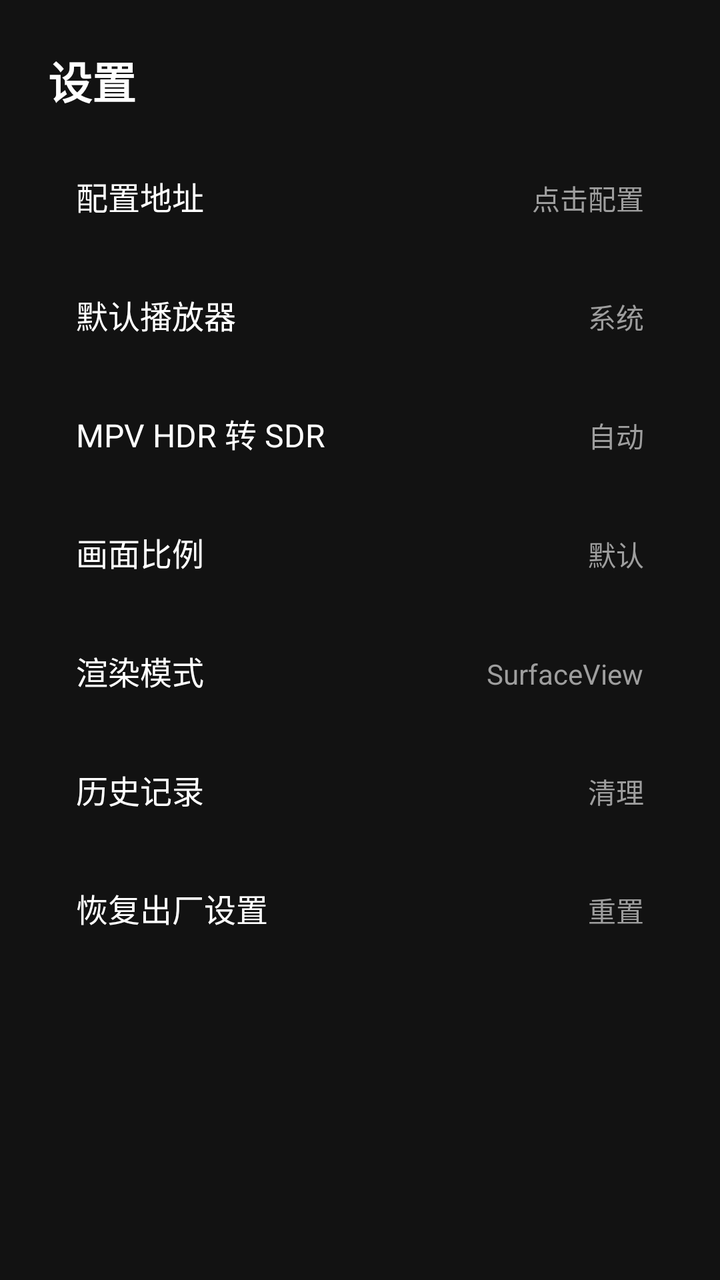
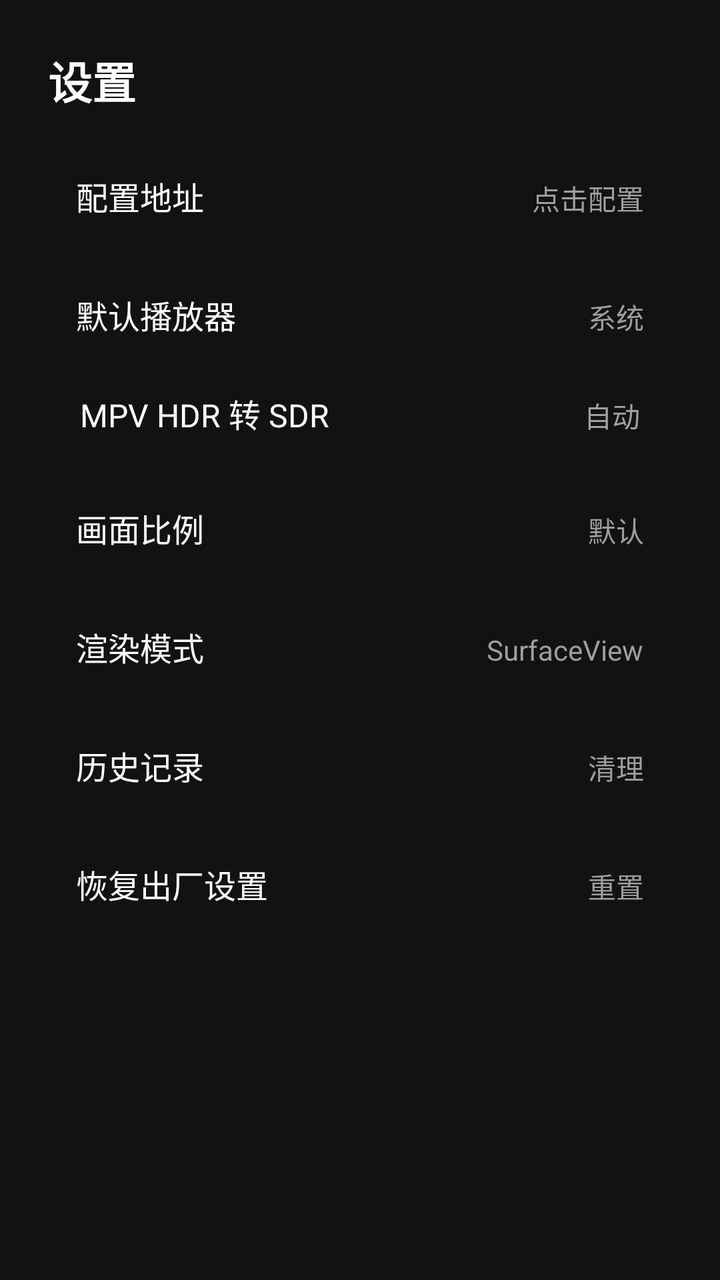

An Android layout rendered at two revisions. The XML below is the earlier revision; the diff shows what the commit changed to produce the second picture.
<!-- AndroidManifest.xml: application theme AppTheme.NoActionBar -->
<!-- res/layout/activity_setting.xml -->
<?xml version="1.0" encoding="utf-8"?>
<LinearLayout xmlns:android="http://schemas.android.com/apk/res/android"
    android:layout_width="match_parent"
    android:layout_height="match_parent"
    android:background="#121212"
    android:orientation="vertical"
    android:padding="24dp">

    
    <TextView
        android:id="@+id/tvTitle"
        android:layout_width="wrap_content"
        android:layout_height="wrap_content"
        android:layout_marginBottom="16dp"
        android:text="设置"
        android:textColor="#FFFFFF"
        android:textSize="22sp"
        android:textStyle="bold" />

    <ScrollView
        android:layout_width="match_parent"
        android:layout_height="match_parent"
        android:focusable="false">

        <LinearLayout
            android:layout_width="match_parent"
            android:layout_height="wrap_content"
            android:orientation="vertical">

            
            <LinearLayout
                android:id="@+id/llApi"
                android:layout_width="match_parent"
                android:layout_height="wrap_content"
                android:background="?attr/selectableItemBackground"
                android:clickable="true"
                android:focusable="true"
                android:orientation="horizontal"
                android:padding="14dp">

                <TextView
                    android:layout_width="0dp"
                    android:layout_height="wrap_content"
                    android:layout_weight="1"
                    android:text="配置地址"
                    android:textColor="#FFFFFF"
                    android:textSize="16sp" />

                <TextView
                    android:id="@+id/tvApi"
                    android:layout_width="wrap_content"
                    android:layout_height="wrap_content"
                    android:text="点击配置"
                    android:textColor="#9E9E9E"
                    android:textSize="14sp" />
            </LinearLayout>

            
            <LinearLayout
                android:id="@+id/llPlayer"
                android:layout_width="match_parent"
                android:layout_height="wrap_content"
                android:layout_marginTop="8dp"
                android:background="?attr/selectableItemBackground"
                android:clickable="true"
                android:focusable="true"
                android:orientation="horizontal"
                android:padding="14dp">

                <TextView
                    android:layout_width="0dp"
                    android:layout_height="wrap_content"
                    android:layout_weight="1"
                    android:text="默认播放器"
                    android:textColor="#FFFFFF"
                    android:textSize="16sp" />

                <TextView
                    android:id="@+id/tvPlayer"
                    android:layout_width="wrap_content"
                    android:layout_height="wrap_content"
                    android:text="系统"
                    android:textColor="#9E9E9E"
                    android:textSize="14sp" />
            </LinearLayout>

            
            <LinearLayout
                android:id="@+id/llMpvHdr"
                android:layout_width="match_parent"
                android:layout_height="wrap_content"
                android:layout_marginTop="8dp"
                android:background="?attr/selectableItemBackground"
                android:clickable="true"
                android:focusable="true"
                android:orientation="horizontal"
                android:padding="14dp">

                <TextView
                    android:layout_width="0dp"
                    android:layout_height="wrap_content"
                    android:layout_weight="1"
                    android:text="MPV HDR 转 SDR"
                    android:textColor="#FFFFFF"
                    android:textSize="16sp" />

                <TextView
                    android:id="@+id/tvMpvHdr"
                    android:layout_width="wrap_content"
                    android:layout_height="wrap_content"
                    android:text="自动"
                    android:textColor="#9E9E9E"
                    android:textSize="14sp" />
            </LinearLayout>

            
            <LinearLayout
                android:id="@+id/llScale"
                android:layout_width="match_parent"
                android:layout_height="wrap_content"
                android:layout_marginTop="8dp"
                android:background="?attr/selectableItemBackground"
                android:clickable="true"
                android:focusable="true"
                android:orientation="horizontal"
                android:padding="14dp">

                <TextView
                    android:layout_width="0dp"
                    android:layout_height="wrap_content"
                    android:layout_weight="1"
                    android:text="画面比例"
                    android:textColor="#FFFFFF"
                    android:textSize="16sp" />

                <TextView
                    android:id="@+id/tvScale"
                    android:layout_width="wrap_content"
                    android:layout_height="wrap_content"
                    android:text="默认"
                    android:textColor="#9E9E9E"
                    android:textSize="14sp" />
            </LinearLayout>

            
            <LinearLayout
                android:id="@+id/llRender"
                android:layout_width="match_parent"
                android:layout_height="wrap_content"
                android:layout_marginTop="8dp"
                android:background="?attr/selectableItemBackground"
                android:clickable="true"
                android:focusable="true"
                android:orientation="horizontal"
                android:padding="14dp">

                <TextView
                    android:layout_width="0dp"
                    android:layout_height="wrap_content"
                    android:layout_weight="1"
                    android:text="渲染模式"
                    android:textColor="#FFFFFF"
                    android:textSize="16sp" />

                <TextView
                    android:id="@+id/tvRender"
                    android:layout_width="wrap_content"
                    android:layout_height="wrap_content"
                    android:text="SurfaceView"
                    android:textColor="#9E9E9E"
                    android:textSize="14sp" />
            </LinearLayout>

            
            <LinearLayout
                android:id="@+id/llHistory"
                android:layout_width="match_parent"
                android:layout_height="wrap_content"
                android:layout_marginTop="8dp"
                android:background="?attr/selectableItemBackground"
                android:clickable="true"
                android:focusable="true"
                android:orientation="horizontal"
                android:padding="14dp">

                <TextView
                    android:layout_width="0dp"
                    android:layout_height="wrap_content"
                    android:layout_weight="1"
                    android:text="历史记录"
                    android:textColor="#FFFFFF"
                    android:textSize="16sp" />

                <TextView
                    android:id="@+id/tvHistory"
                    android:layout_width="wrap_content"
                    android:layout_height="wrap_content"
                    android:text="清理"
                    android:textColor="#9E9E9E"
                    android:textSize="14sp" />
            </LinearLayout>

            
            <LinearLayout
                android:id="@+id/llReset"
                android:layout_width="match_parent"
                android:layout_height="wrap_content"
                android:layout_marginTop="8dp"
                android:background="?attr/selectableItemBackground"
                android:clickable="true"
                android:focusable="true"
                android:orientation="horizontal"
                android:padding="14dp">

                <TextView
                    android:layout_width="0dp"
                    android:layout_height="wrap_content"
                    android:layout_weight="1"
                    android:text="恢复出厂设置"
                    android:textColor="#FFFFFF"
                    android:textSize="16sp" />

                <TextView
                    android:id="@+id/tvReset"
                    android:layout_width="wrap_content"
                    android:layout_height="wrap_content"
                    android:text="重置"
                    android:textColor="#9E9E9E"
                    android:textSize="14sp" />
            </LinearLayout>

        </LinearLayout>
    </ScrollView>

</LinearLayout>
<!-- resources referenced by this layout -->
<resources>
  <style name="AppTheme.NoActionBar" parent="AppTheme">
          <item name="android:windowActionBar">false</item>
          <item name="android:windowNoTitle">true</item>
          <item name="windowActionBar">false</item>
          <item name="android:windowFullscreen">true</item>//全屏即无通知栏
          <item name="android:windowContentOverlay">@null</item>//是否有遮盖
          <item name="windowNoTitle">true</item>
          <item name="android:keepScreenOn">true</item>
          
          <item name="android:windowBackground">@android:color/transparent</item>
      </style>
  <style name="AppTheme" parent="Theme.AppCompat.Light.DarkActionBar">
          
          <item name="colorPrimary">@color/color_6200EE</item>
          <item name="colorPrimaryDark">@color/color_3700B3</item>
          <item name="colorAccent">@color/color_03DAC5</item>
      </style>
  <color name="color_6200EE">#6200EE</color>
  <color name="color_3700B3">#3700B3</color>
  <color name="color_03DAC5">#03DAC5</color>
</resources>

<!-- the commit's change to res/layout/activity_setting.xml (unified diff, before → after) -->
@@ -85,33 +85,35 @@
             </LinearLayout>
 
             
-            <LinearLayout
-                android:id="@+id/llMpvHdr"
-                android:layout_width="match_parent"
-                android:layout_height="wrap_content"
-                android:layout_marginTop="8dp"
-                android:background="?attr/selectableItemBackground"
-                android:clickable="true"
-                android:focusable="true"
-                android:orientation="horizontal"
-                android:padding="14dp">
-
-                <TextView
-                    android:layout_width="0dp"
-                    android:layout_height="wrap_content"
-                    android:layout_weight="1"
-                    android:text="MPV HDR 转 SDR"
-                    android:textColor="#FFFFFF"
-                    android:textSize="16sp" />
-
-                <TextView
-                    android:id="@+id/tvMpvHdr"
-                    android:layout_width="wrap_content"
-                    android:layout_height="wrap_content"
-                    android:text="自动"
-                    android:textColor="#9E9E9E"
-                    android:textSize="14sp" />
-            </LinearLayout>
+        <LinearLayout
+            android:id="@+id/llMpvHdr"
+            android:layout_width="match_parent"
+            android:layout_height="wrap_content"
+            android:background="?attr/selectableItemBackground"
+            android:clickable="true"
+            android:focusable="true"
+            android:orientation="horizontal"
+            android:paddingStart="16dp"
+            android:paddingTop="12dp"
+            android:paddingEnd="16dp"
+            android:paddingBottom="12dp">
+
+            <TextView
+                android:layout_width="0dp"
+                android:layout_height="wrap_content"
+                android:layout_weight="1"
+                android:text="MPV HDR 转 SDR"
+                android:textColor="#FFFFFF"
+                android:textSize="16sp" />
+
+            <TextView
+                android:id="@+id/tvMpvHdr"
+                android:layout_width="wrap_content"
+                android:layout_height="wrap_content"
+                android:text="自动"
+                android:textColor="#A0A0A0"
+                android:textSize="14sp" />
+        </LinearLayout>
 
             
             <LinearLayout
